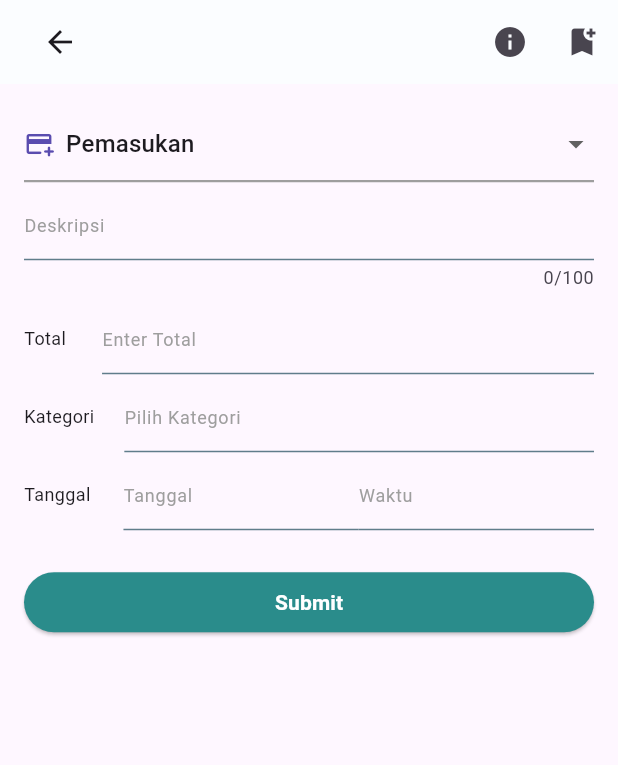
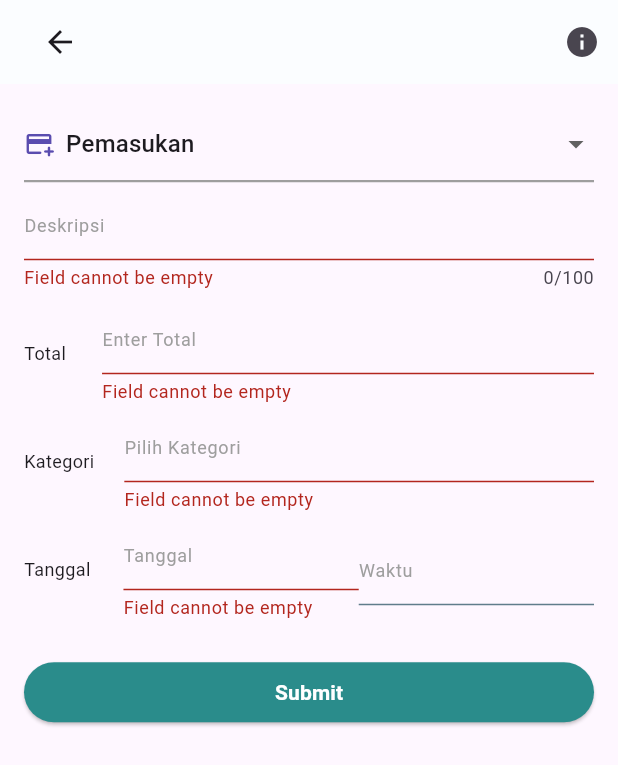
Before and after one commit to thisisjackii/ta_client, a Flutter app: the CreateTransactionPage screen opened by its route, after a tap on "Submit", on a phone screen of 412 x 824 dp. Shown: the top 765 px of the screen. Run offline on Flutter 3.47's test engine with Material 3 defaults, Android fonts, the phone set to English and light mode, and no system bars; our stand-ins replace bloc, connectivity_plus, equatable, flutter_bloc, flutter_svg, get_it and 5 more; accounts and stored records are empty; network calls fail.

Commit message:
[FUNC] Validator and modal success
- Add validator while creating
- Add modal while success / failed (create only at this moment)

```diff
--- a/lib/core/widgets/custom_category_picker.dart
+++ b/lib/core/widgets/custom_category_picker.dart
@@ -9,13 +9,18 @@
     super.key,
     this.selectedCategory = '',
     this.selectedSubCategory = '',
+    this.validator,
   });
   final String selectedCategory;
   final String selectedSubCategory;
   final void Function(String, String) onCategorySelected;
+  final String? Function(String?)? validator;
 
   @override
   Widget build(BuildContext context) {
+    return FormField<String>(
+      validator: validator, // Attach validator here
+      builder: (FormFieldState<String> field) {
         return GestureDetector(
           onTap: () {
             showModalBottomSheet<void>(
@@ -25,7 +30,10 @@
               ),
               builder: (context) {
                 return CategoryModalSheet(
-              onCategorySelected: onCategorySelected,
+                  onCategorySelected: (cat, subCat) {
+                    onCategorySelected(cat, subCat);
+                    field.didChange(cat); // Notify the form field that value changed
+                  },
                 );
               },
             );
@@ -35,10 +43,14 @@
               label: (selectedCategory.isNotEmpty && selectedSubCategory.isNotEmpty)
                   ? '$selectedCategory / $selectedSubCategory'
                   : 'Pilih Kategori',
-          onChanged: (value) {},
+              onChanged: (value) {}, // No need to change manually
               keyboardType: TextInputType.none,
+              validator: (_) => field.errorText, // Display error if invalid
             ),
           ),
         );
+      },
+    );
   }
+
 }
--- a/lib/core/widgets/custom_date_picker.dart
+++ b/lib/core/widgets/custom_date_picker.dart
@@ -12,6 +12,7 @@
     this.onTimeChanged,
     this.initialDate,
     this.initialTime,
+    this.validator,
   });
 
   final String label;
@@ -20,6 +21,7 @@
   final void Function(TimeOfDay)? onTimeChanged;
   final DateTime? initialDate;
   final TimeOfDay? initialTime;
+  final String? Function(String?)? validator;
 
   @override
   State<CustomDatePicker> createState() => _CustomDatePickerState();
@@ -45,6 +47,9 @@
 
   @override
   Widget build(BuildContext context) {
+    return FormField<String>(
+      validator: widget.validator,
+      builder: (FormFieldState<String> field) {
         return GestureDetector(
           onTap: () async {
             if (widget.isDatePicker) {
@@ -57,10 +62,9 @@
               if (pickedDate != null) {
                 setState(() {
                   _controller.text = DateFormat('dd/MM/yyyy').format(pickedDate);
+                  field.didChange(_controller.text); // Notify FormField of change
                 });
-            if (widget.onDateChanged != null) {
                 widget.onDateChanged?.call(pickedDate);
-            }
               }
             } else {
               final pickedTime = await showTimePicker(
@@ -70,10 +74,9 @@
               if (pickedTime != null) {
                 setState(() {
                   _controller.text = pickedTime.format(context);
+                  field.didChange(_controller.text); // Notify FormField of change
                 });
-            if (widget.onTimeChanged != null) {
                 widget.onTimeChanged?.call(pickedTime);
-            }
               }
             }
           },
@@ -83,8 +86,11 @@
               label: widget.label,
               onChanged: (value) {},
               keyboardType: TextInputType.none,
+              validator: (_) => field.errorText, // Display validation error
             ),
           ),
         );
+      },
+    );
   }
 }
--- a/lib/core/widgets/custom_text_field.dart
+++ b/lib/core/widgets/custom_text_field.dart
@@ -19,6 +19,7 @@
     this.onTap,
     this.maxLength,
     this.maxLengthEnforcement,
+    this.validator,
   });
 
   final String label;
@@ -33,6 +34,7 @@
   final VoidCallback? onTap;
   final int? maxLength;
   final MaxLengthEnforcement? maxLengthEnforcement;
+  final String? Function(String?)? validator;
 
   @override
 
@@ -53,7 +55,7 @@
 
   @override
   Widget build(BuildContext context) {
-    return TextField(
+    return TextFormField(
       controller: _controller,
       readOnly: widget.readOnly,
       onTap: widget.onTap,
@@ -62,6 +64,7 @@
       inputFormatters: widget.inputFormatters,
       maxLength: widget.maxLength,
       maxLengthEnforcement: widget.maxLengthEnforcement,
+      validator: widget.validator,
       decoration: InputDecoration(
         enabledBorder: const UnderlineInputBorder(
           borderSide: BorderSide(color: Colors.blueGrey),
--- a/lib/features/transaction/view/widgets/transaction_form.dart
+++ b/lib/features/transaction/view/widgets/transaction_form.dart
@@ -56,7 +56,7 @@
   ];
 
   String? selectedValue;
-
+  final _formKey = GlobalKey<FormState>();
   late TransactionFormMode mode;
   final TextEditingController descriptionController = TextEditingController();
   final TextEditingController amountController = TextEditingController();
@@ -128,6 +128,8 @@
     final isReadOnly = mode == TransactionFormMode.view;
     return SingleChildScrollView(
       padding: const EdgeInsets.all(16),
+      child: Form(
+        key: _formKey,
         child: Column(
           children: [
             CustomDropdownField(
@@ -155,6 +157,12 @@
                   controller: descriptionController,
                   readOnly: isReadOnly,
                   onTap: isReadOnly ? _switchToEdit : null,
+                  validator: (value) {
+                    if (value == null || value.isEmpty) {
+                      return 'Field cannot be empty';
+                    }
+                    return null;
+                  },
                   maxLength: maxDescriptionLength, // Limit length
                   maxLengthEnforcement:
                   MaxLengthEnforcement.enforced, // Enforce limit
@@ -186,6 +194,12 @@
                       RupiahInputFormatter(),
                     ],
                     onTap: isReadOnly ? _switchToEdit : null,
+                    validator: (value) {
+                      if (value == null || value.isEmpty) {
+                        return 'Field cannot be empty';
+                      }
+                      return null;
+                    },
                   ),
                 ),
               ],
@@ -209,6 +223,12 @@
                     // selectedCategory: category,
                     selectedCategory: displayCategory,
                     selectedSubCategory: subcategory,
+                    validator: (value) {
+                      if (value == null || value.isEmpty) {
+                        return 'Field cannot be empty';
+                      }
+                      return null;
+                    },
                     onCategorySelected: isReadOnly
                         ? (cat, subCat) {}
                         : (cat, subCat) {
@@ -241,6 +261,12 @@
                     label: 'Tanggal',
                     isDatePicker: true,
                     initialDate: selectedDate,
+                    validator: (value) {
+                      if (value == null || value.isEmpty) {
+                        return 'Field cannot be empty';
+                      }
+                      return null;
+                    },
                     onDateChanged: isReadOnly
                         ? null
                         : (date) {
@@ -287,7 +313,12 @@
                     backgroundColor: submitButtonColor,
                   ),
                   onPressed: () {
+                    if (!_formKey.currentState!.validate()) {
+                      return; // Stops execution if validation fails
+                    }
+
                     if (selectedDate == null) return;
+
                     DateTime combinedDate;
                     if (selectedTime != null) {
                       combinedDate = DateTime(
@@ -300,26 +331,29 @@
                     } else {
                       combinedDate = selectedDate!;
                     }
-                  final rawAmount =
-                      amountController.text.replaceAll(RegExp('[^0-9]'), '');
+
+                    final rawAmount = amountController.text.replaceAll(RegExp('[^0-9]'), '');
                     final parsedAmount = double.tryParse(rawAmount) ?? 0.0;
+
                     final transaction = Transaction(
                       id: widget.transaction?.id ?? '',
                       type: transactionType,
                       description: descriptionController.text,
                       date: combinedDate,
-                    // category: category,
                       category: rawPredictedCategory,
                       subcategory: subcategory,
                       amount: parsedAmount,
                     );
+
                     widget.onSubmit(transaction);
+
                     if (mode == TransactionFormMode.edit) {
                       setState(() {
                         mode = TransactionFormMode.view;
                       });
                     }
                   },
+
                   child: Text(
                     mode == TransactionFormMode.edit ? 'Confirm Edit' : 'Submit',
                     style: const TextStyle(
@@ -331,6 +365,7 @@
               ),
           ],
         ),
+      )
     );
   }
 }
--- a/pubspec.yaml
+++ b/pubspec.yaml
@@ -25,6 +25,7 @@
   provider: ^6.1.2
   flutter_gen: ^5.10.0
   month_picker_dialog: ^6.0.2
+  quickalert: ^1.1.0
 
 dev_dependencies:
   bloc_test: ^10.0.0
```
Also changed, not shown: lib/features/transaction/view/create_transaction_page.dart (+11 -6 lines), pubspec.lock. Lines whose indentation alone changed are shown as unchanged.
